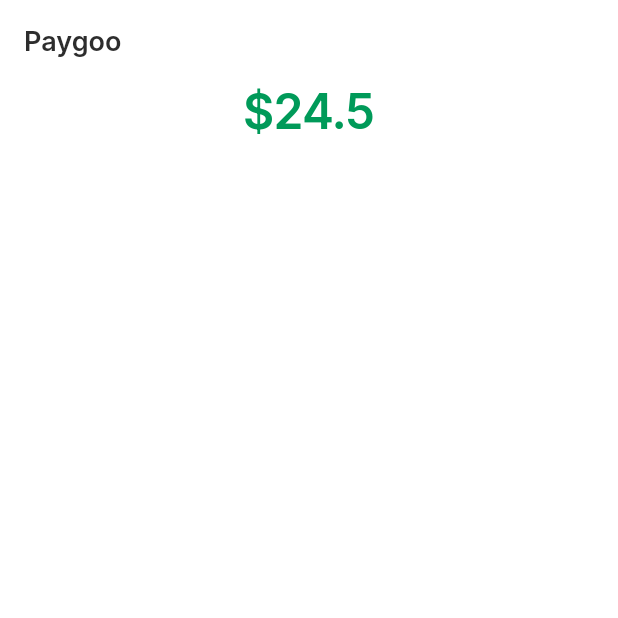
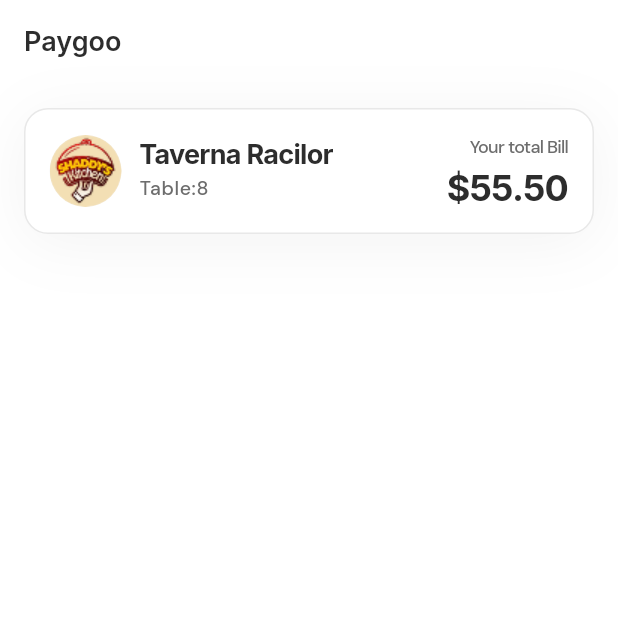
Before and after one commit to PaygooApp/paygoo, a Flutter app: the screen it shows after launch, on a phone screen of 412 x 824 dp, the top half of it. Run offline on Flutter 3.47's test engine with Material 3 defaults, Android fonts, the phone set to English and light mode, and no system bars; our stand-ins replace google_fonts; project files that could hold a hidden picture were left out.

Commit message:
feat(#10): implement basic venu_table_Card

```diff
--- /dev/null
+++ b/lib/components/wrappers/venu_table_card.dart
@@ -0,0 +1,103 @@
+import 'package:flutter/material.dart';
+import 'package:paygoo/tokens/token_primitive_mode1.dart';
+
+class VenueTableCard extends StatelessWidget {
+  const VenueTableCard({
+    super.key,
+    required this.venueLogo,
+    required this.venueName,
+    required this.tableNumber,
+    required this.totalAmount,
+    this.totalLabel = "Your total Bill",
+  });
+
+  final String venueLogo;
+  final String venueName;
+  final String tableNumber;
+  final String totalAmount;
+  final String totalLabel;
+
+  @override
+  Widget build(BuildContext context) {
+    return Container(
+      width: double.infinity,
+      padding: EdgeInsets.all(TokenPrimitiveMode1.scale400.toDouble()),
+      //remove this after the imp, the container should stretch on its  parent restriction..
+      margin: .all(16),
+      decoration: BoxDecoration(
+        color: Theme.of(context).colorScheme.surface,
+        borderRadius: BorderRadius.circular(
+          TokenPrimitiveMode1.borderRadiuslg.toDouble(),
+        ),
+
+        boxShadow: [
+          BoxShadow(
+            color: Color(0x0C000000),
+            blurRadius: 35,
+            offset: Offset(0, 6),
+            spreadRadius: 0,
+          ),
+        ],
+        border: Border.all(
+          color: TokenPrimitiveMode1.gray200,
+          width: TokenPrimitiveMode1.borderWidthsm.toDouble(),
+        ),
+      ),
+      child: Row(
+        mainAxisAlignment: MainAxisAlignment.spaceBetween,
+        children: [
+          Expanded(
+            child: Row(
+              children: [
+                Container(
+                  width: 48,
+                  decoration: BoxDecoration(
+                    shape: BoxShape.circle,
+                    color: TokenPrimitiveMode1.gray100,
+                  ),
+                  clipBehavior: Clip.antiAlias,
+                  child: Image.asset('assets/Logo1.png', fit: BoxFit.cover),
+                ),
+                SizedBox(width: TokenPrimitiveMode1.scale300.toDouble()),
+                Flexible(
+                  child: Column(
+                    crossAxisAlignment: CrossAxisAlignment.start,
+                    children: [
+                      Text(
+                        venueName,
+                        style: Theme.of(context).textTheme.titleMedium,
+                        maxLines: 1,
+                        overflow: TextOverflow.ellipsis,
+                      ),
+                      SizedBox(height: TokenPrimitiveMode1.scale100.toDouble()),
+                      Text(
+                        tableNumber,
+                        style: Theme.of(context).textTheme.bodySmall,
+                      ),
+                    ],
+                  ),
+                ),
+              ],
+            ),
+          ),
+          SizedBox(width: TokenPrimitiveMode1.scale300.toDouble()),
+          Column(
+            crossAxisAlignment: CrossAxisAlignment.end,
+            children: [
+              Text(
+                totalLabel,
+                style: Theme.of(context).textTheme.bodySmall?.copyWith(
+                  fontSize: TokenPrimitiveMode1.typographyfontSizebodyxs
+                      .toDouble(),
+                  letterSpacing: -0.5,
+                ),
+              ),
+              SizedBox(height: TokenPrimitiveMode1.scale100.toDouble()),
+              Text(totalAmount, style: Theme.of(context).textTheme.titleLarge),
+            ],
+          ),
+        ],
+      ),
+    );
+  }
+}
--- a/lib/main.dart
+++ b/lib/main.dart
@@ -1,4 +1,5 @@
 import 'package:flutter/material.dart';
+import 'package:paygoo/components/wrappers/venu_table_card.dart';
 import 'package:paygoo/utils/theme/theme.dart';
 
 void main() {
@@ -31,12 +32,11 @@ class HomePage extends StatelessWidget {
           Center(
             child: Column(
               children: [
-                Text(
-                  "\$24.5",
-                  style: Theme.of(context).textTheme.headlineLarge?.copyWith(
-                    color: Theme.of(context).colorScheme.primary,
-                    fontWeight: .w600,
-                  ),
+                VenueTableCard(
+                  venueLogo: "venueLogo",
+                  venueName: "Taverna Racilor",
+                  tableNumber: "Table:8",
+                  totalAmount: "\$55.50",
                 ),
               ],
             ),
--- a/lib/tokens/token_primitive_mode1.dart
+++ b/lib/tokens/token_primitive_mode1.dart
@@ -69,7 +69,7 @@ class TokenPrimitiveMode1 {
   static const gray400 = Color(0xFFADADAD);
   static const gray50 = Color(0xFFFAFAFA);
   static const gray500 = Color(0xFF909090);
-  static const gray600 = Color(0xFF6E6E6E);
+  static const gray600 = Color(0xFF6D6D6D);
   static const gray700 = Color(0xFF5F5F5F);
   static const gray800 = Color(0xFF484848);
   static const gray900 = Color(0xFF2D2D2D);
--- a/lib/utils/theme/custom_theme/text_theme.dart
+++ b/lib/utils/theme/custom_theme/text_theme.dart
@@ -63,15 +63,17 @@ class TTextTheme {
     ),
     titleLarge: _titleStyle(
       fontSize: TokenPrimitiveMode1.typographyfontSizetitlelg.toDouble(),
-      fontWeight: FontWeight.w600,
+      fontWeight: FontWeight.w700,
       lineHeight: TokenPrimitiveMode1.typographylineHeightheadinglg.toDouble(),
       color: TokenPrimitiveMode1.gray900,
+      letterSpacing: -0.5,
     ),
     titleMedium: _titleStyle(
       fontSize: TokenPrimitiveMode1.typographyfontSizetitlemd.toDouble(),
-      fontWeight: FontWeight.w500,
-      lineHeight: TokenPrimitiveMode1.typographylineHeightheadingmd.toDouble(),
+      fontWeight: FontWeight.w700,
+      lineHeight: TokenPrimitiveMode1.typographylineHeightheadingsm.toDouble(),
       color: TokenPrimitiveMode1.gray900,
+      letterSpacing: 16 * (-3 / 100),
     ),
     titleSmall: _titleStyle(
       fontSize: TokenPrimitiveMode1.typographyfontSizetitlesm.toDouble(),
@@ -94,9 +96,9 @@ class TTextTheme {
     ),
     bodySmall: _bodyStyle(
       fontSize: TokenPrimitiveMode1.typographyfontSizebodymd.toDouble(),
-      fontWeight: FontWeight.w400,
+      fontWeight: FontWeight.w500,
       lineHeight: TokenPrimitiveMode1.typographylineHeightbodysm.toDouble(),
-      color: TokenPrimitiveMode1.gray500,
+      color: TokenPrimitiveMode1.gray600,
     ),
     labelLarge: _bodyStyle(
       fontSize: TokenPrimitiveMode1.typographyfontSizebodyxs.toDouble(),
@@ -137,9 +139,10 @@ class TTextTheme {
     ),
     titleLarge: _titleStyle(
       fontSize: TokenPrimitiveMode1.typographyfontSizetitlelg.toDouble(),
-      fontWeight: FontWeight.w600,
+      fontWeight: FontWeight.w700,
       lineHeight: TokenPrimitiveMode1.typographylineHeightheadinglg.toDouble(),
       color: TokenPrimitiveMode1.basewhite,
+      letterSpacing: -0.5,
     ),
     titleMedium: _titleStyle(
       fontSize: TokenPrimitiveMode1.typographyfontSizetitlemd.toDouble(),
@@ -168,7 +171,7 @@ class TTextTheme {
     ),
     bodySmall: _bodyStyle(
       fontSize: TokenPrimitiveMode1.typographyfontSizebodymd.toDouble(),
-      fontWeight: FontWeight.w400,
+      fontWeight: FontWeight.w500,
       lineHeight: TokenPrimitiveMode1.typographylineHeightbodysm.toDouble(),
       color: TokenPrimitiveMode1.gray400,
     ),
--- a/pubspec.yaml
+++ b/pubspec.yaml
@@ -36,6 +36,7 @@ dependencies:
   cupertino_icons: ^1.0.8
   flutter_native_splash: ^2.4.7
   google_fonts: ^6.3.3
+  flutter_svg: ^2.2.3
 
 dev_dependencies:
   flutter_test:
```
Also changed, not shown: assets/Logo.svg (added), assets/Logo1.png (added), pubspec.lock.
